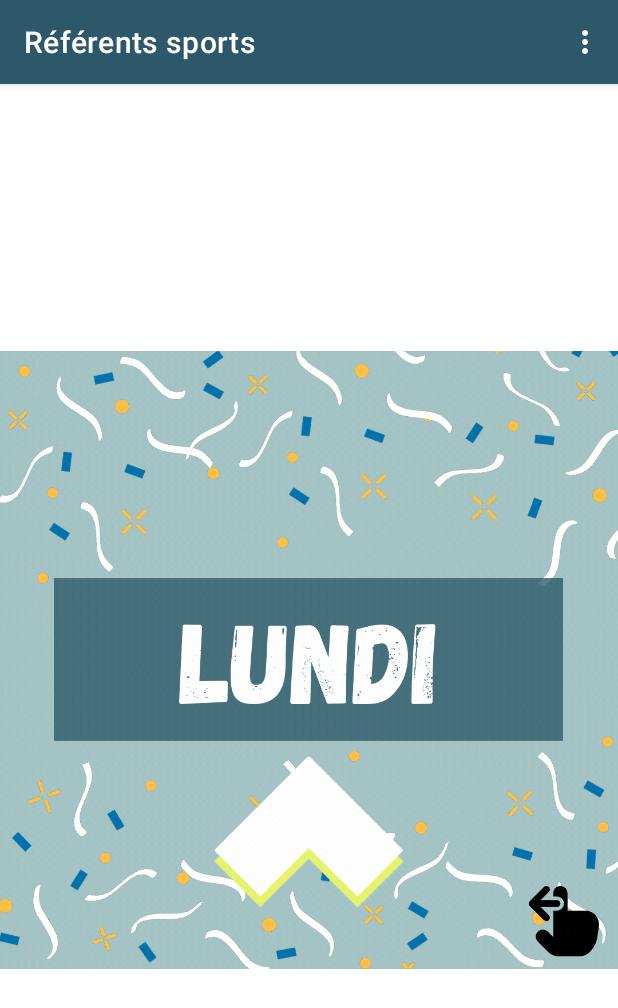
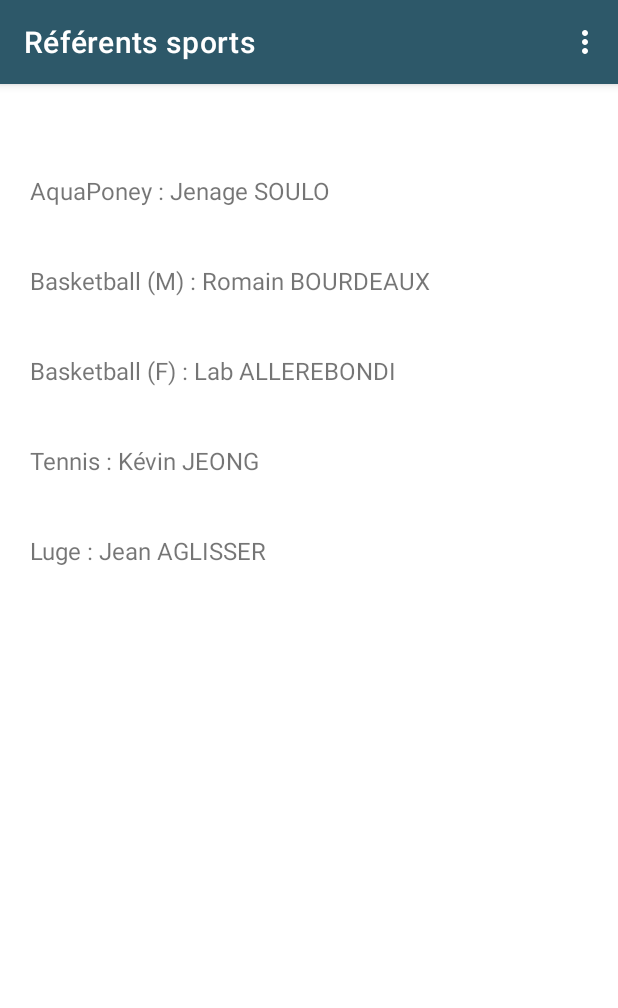
Before and after one commit to colletjea/appKenaii, an Android app: the ReferentsSports screen opened directly, with no data from a screen before it, on a phone screen of 412 x 824 dp. Shown: the top 1008 px of the screen. Run offline under Robolectric (Android 15) with nearby library versions, the phone set to English and light mode, and no system bars.

Commit message:
Détails des modifs : - Referents sports V1

```diff
--- a/app/src/main/res/layout/activity_faq.xml
+++ b/app/src/main/res/layout/activity_faq.xml
@@ -23,7 +23,7 @@
 
 
     <TextView
-        android:id="@+id/textView9"
+        android:id="@+id/reponse1"
         android:layout_width="350dp"
         android:layout_height="wrap_content"
         android:layout_marginStart="20dp"
--- a/app/src/main/res/layout/activity_referents_sports.xml
+++ b/app/src/main/res/layout/activity_referents_sports.xml
@@ -6,19 +6,80 @@
     android:layout_height="match_parent"
     tools:context=".ReferentsSports">
 
-    <TextView
-        android:id="@+id/textView"
+
+
+
+    <!--<pl.droidsonroids.gif.GifImageView
         android:layout_width="wrap_content"
         android:layout_height="wrap_content"
-        android:text="Page referents sports"
-        app:layout_constraintBottom_toBottomOf="parent"
+        android:src="@drawable/lundi_gif">
+    </pl.droidsonroids.gif.GifImageView>-->
+
+
+    <TextView
+        android:id="@+id/ReferentAquaPoney"
+        android:layout_width="wrap_content"
+        android:layout_height="30dp"
+        android:layout_marginStart="20dp"
+        android:layout_marginTop="60dp"
+        android:text="@string/RefAquaPoney"
+        android:textSize="16sp"
         app:layout_constraintEnd_toEndOf="parent"
+        app:layout_constraintHorizontal_bias="0.0"
         app:layout_constraintStart_toStartOf="parent"
         app:layout_constraintTop_toTopOf="parent" />
 
-    <pl.droidsonroids.gif.GifImageView
+    <TextView
+        android:id="@+id/ReferentBasketM"
         android:layout_width="wrap_content"
-        android:layout_height="wrap_content"
-        android:src="@drawable/lundi_gif">
-    </pl.droidsonroids.gif.GifImageView>
+        android:layout_height="30dp"
+        android:layout_marginStart="20dp"
+        android:layout_marginTop="30dp"
+        android:text="@string/RefBasketM"
+        android:textSize="16sp"
+        app:layout_constraintEnd_toEndOf="parent"
+        app:layout_constraintHorizontal_bias="0.0"
+        app:layout_constraintStart_toStartOf="parent"
+        app:layout_constraintTop_toBottomOf="@+id/ReferentAquaPoney" />
+
+    <TextView
+        android:id="@+id/referentBasketF"
+        android:layout_width="wrap_content"
+        android:layout_height="30dp"
+        android:layout_marginStart="20dp"
+        android:layout_marginTop="30dp"
+        android:text="@string/RefBasketF"
+        android:textSize="16sp"
+        app:layout_constraintEnd_toEndOf="parent"
+        app:layout_constraintHorizontal_bias="0.0"
+        app:layout_constraintStart_toStartOf="parent"
+        app:layout_constraintTop_toBottomOf="@+id/ReferentBasketM" />
+
+    <TextView
+        android:id="@+id/referentTennis"
+        android:layout_width="wrap_content"
+        android:layout_height="30dp"
+        android:layout_marginStart="20dp"
+        android:layout_marginTop="30dp"
+        android:text="@string/RefTennis"
+        android:textSize="16sp"
+        app:layout_constraintEnd_toEndOf="parent"
+        app:layout_constraintHorizontal_bias="0.0"
+        app:layout_constraintStart_toStartOf="parent"
+        app:layout_constraintTop_toBottomOf="@+id/referentBasketF" />
+
+    <TextView
+        android:id="@+id/referentLuge"
+        android:layout_width="wrap_content"
+        android:layout_height="30dp"
+        android:layout_marginStart="20dp"
+        android:layout_marginTop="30dp"
+        android:text="@string/RefLuge"
+        android:textSize="16sp"
+        app:layout_constraintEnd_toEndOf="parent"
+        app:layout_constraintHorizontal_bias="0.0"
+        app:layout_constraintStart_toStartOf="parent"
+        app:layout_constraintTop_toBottomOf="@+id/referentTennis" />
+
+
 </androidx.constraintlayout.widget.ConstraintLayout>
--- a/app/src/main/res/values/prez_membres_détaillée.xml
+++ /dev/null
@@ -1,6 +0,0 @@
-<?xml version="1.0" encoding="utf-8"?>
-<resources>
-    <string name="nom_Clememnce">"Clémence Garnier"</string>
-
-
-</resources>
--- a/app/src/main/res/values/strings.xml
+++ b/app/src/main/res/values/strings.xml
@@ -12,4 +12,12 @@
     <string name="hello_second_fragment">Hello second fragment. Arg: %1$s</string>
     <string name="title_activity_planning_des_sports">PlanningDesSports</string>
     <string name="title_activity_membres_clemence">MembresClemenceActivity</string>
+    <string name="nom_Clememnce">"Clémence Garnier"</string>
+    <string name="RefAquaPoney">"AquaPoney : Jenage SOULO"</string>
+    <string name="RefBasketM">"Basketball (M) : Romain BOURDEAUX"</string>
+    <string name="RefBasketF">"Basketball (F) : Lab ALLEREBONDI"</string>
+    <string name="RefHanballM">"Handball (M) : Cédric BENZA"</string>
+    <string name="RefTennis">"Tennis : Kévin JEONG"</string>
+    <string name="RefLuge">"Luge : Jean AGLISSER"</string>
+    RefAquaPoney
 </resources>
```
Also changed, not shown: app/src/main/java/com/example/appkenai/ReferentsSports.java (+12 -0 lines).
